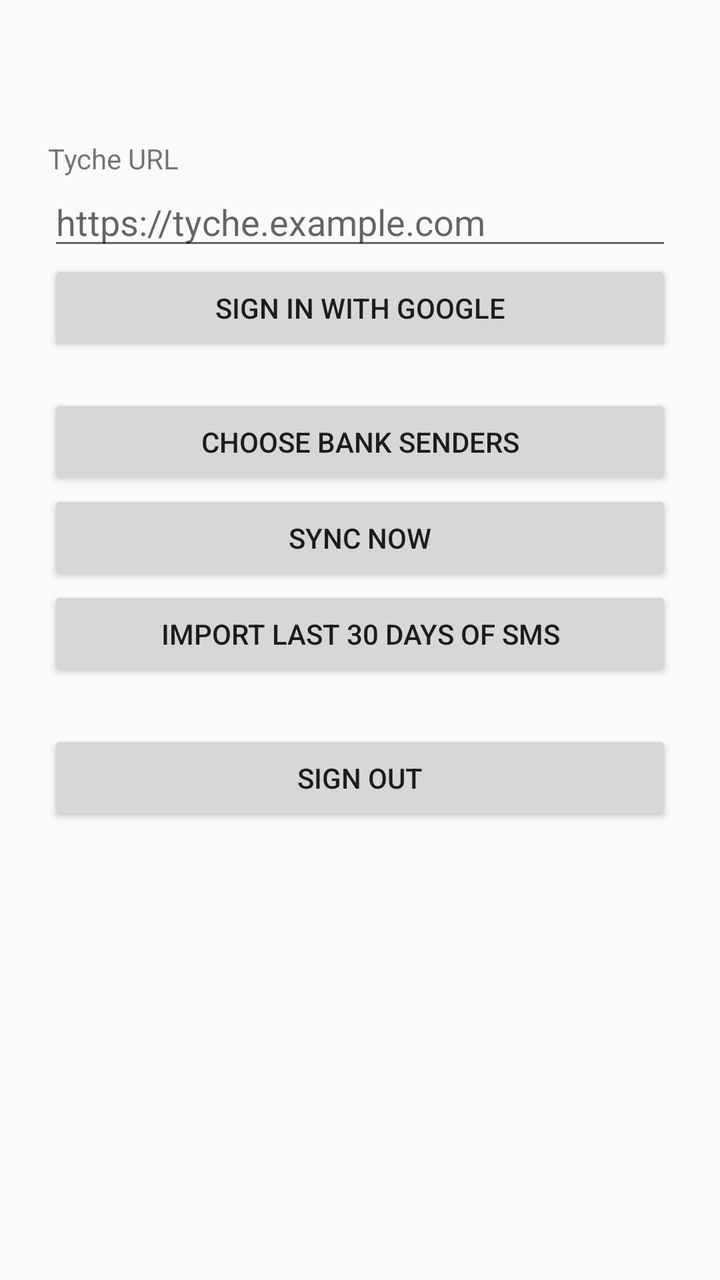
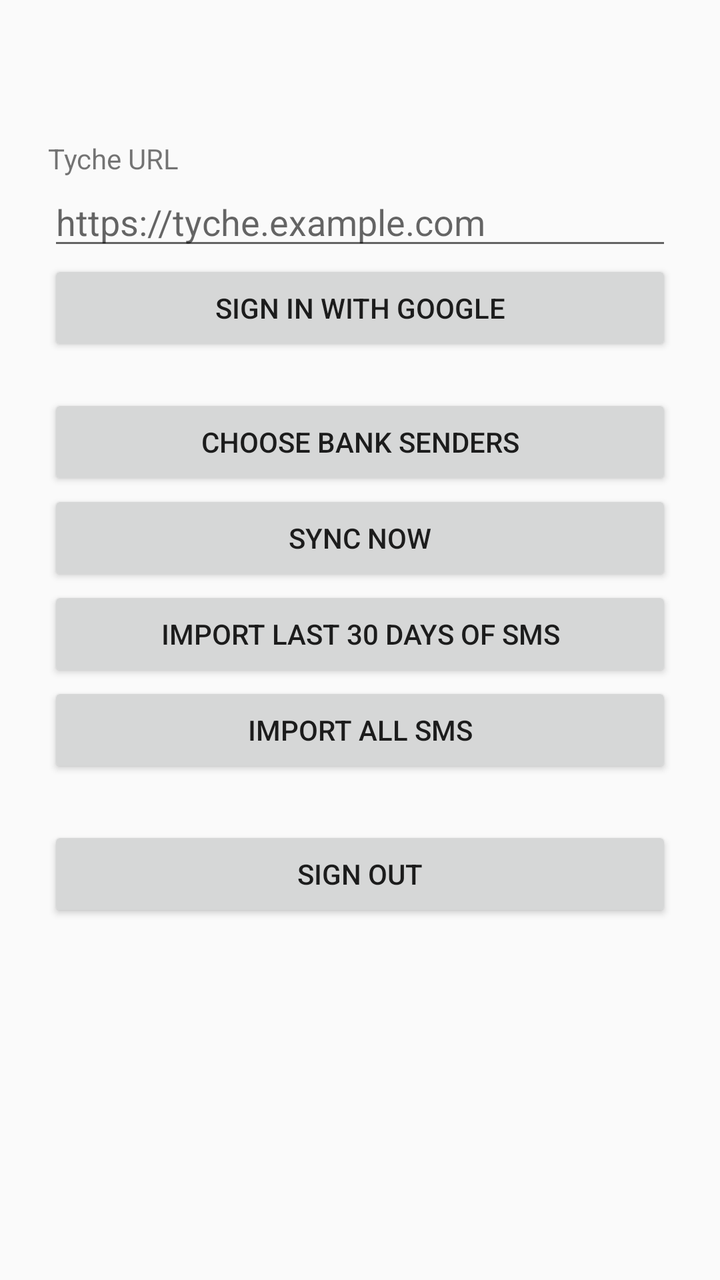

An Android layout rendered at two revisions. The XML below is the earlier revision; the diff shows what the commit changed to produce the second picture.
<!-- AndroidManifest.xml: application theme Theme.AppCompat.DayNight.DarkActionBar -->
<!-- res/layout/activity_main.xml -->
<?xml version="1.0" encoding="utf-8"?>
<ScrollView xmlns:android="http://schemas.android.com/apk/res/android"
    android:layout_width="match_parent"
    android:layout_height="match_parent">

    <LinearLayout
        android:layout_width="match_parent"
        android:layout_height="wrap_content"
        android:orientation="vertical"
        android:padding="24dp">

        <TextView
            android:id="@+id/status"
            android:layout_width="match_parent"
            android:layout_height="wrap_content"
            android:layout_marginBottom="24dp"
            android:textSize="16sp" />

        <LinearLayout
            android:id="@+id/signed_out"
            android:layout_width="match_parent"
            android:layout_height="wrap_content"
            android:orientation="vertical">

            <TextView
                android:layout_width="wrap_content"
                android:layout_height="wrap_content"
                android:text="@string/server_url" />

            <EditText
                android:id="@+id/server_url"
                android:layout_width="match_parent"
                android:layout_height="wrap_content"
                android:hint="@string/server_url_hint"
                android:importantForAutofill="no"
                android:inputType="textUri" />

            <Button
                android:id="@+id/sign_in"
                android:layout_width="match_parent"
                android:layout_height="wrap_content"
                android:text="@string/sign_in" />
        </LinearLayout>

        <LinearLayout
            android:id="@+id/signed_in"
            android:layout_width="match_parent"
            android:layout_height="wrap_content"
            android:orientation="vertical">

            <TextView
                android:id="@+id/senders"
                android:layout_width="match_parent"
                android:layout_height="wrap_content" />

            <Button
                android:id="@+id/choose_senders"
                android:layout_width="match_parent"
                android:layout_height="wrap_content"
                android:text="@string/choose_senders" />

            <Button
                android:id="@+id/sync_now"
                android:layout_width="match_parent"
                android:layout_height="wrap_content"
                android:text="@string/sync_now" />

            <Button
                android:id="@+id/import_past"
                android:layout_width="match_parent"
                android:layout_height="wrap_content"
                android:text="@string/import_past" />

            <Button
                android:id="@+id/sign_out"
                android:layout_width="match_parent"
                android:layout_height="wrap_content"
                android:layout_marginTop="24dp"
                android:text="@string/sign_out" />
        </LinearLayout>
    </LinearLayout>
</ScrollView>
<!-- resources referenced by this layout -->
<resources>
  <string name="choose_senders">Choose bank senders</string>
  <string name="import_past">Import last 30 days of SMS</string>
  <string name="server_url">Tyche URL</string>
  <string name="server_url_hint">https://tyche.example.com</string>
  <string name="sign_in">Sign in with Google</string>
  <string name="sign_out">Sign out</string>
  <string name="sync_now">Sync now</string>
</resources>

<!-- the commit's change to res/layout/activity_main.xml (unified diff, before → after) -->
@@ -72,6 +72,12 @@
                 android:text="@string/import_past" />
 
             <Button
+                android:id="@+id/import_all"
+                android:layout_width="match_parent"
+                android:layout_height="wrap_content"
+                android:text="@string/import_all" />
+
+            <Button
                 android:id="@+id/sign_out"
                 android:layout_width="match_parent"
                 android:layout_height="wrap_content"
<!-- resource entries referenced after the edit -->
@@ -1,6 +1,7 @@
 <!-- resources referenced by this layout -->
 <resources>
   <string name="choose_senders">Choose bank senders</string>
+  <string name="import_all">Import all SMS</string>
   <string name="import_past">Import last 30 days of SMS</string>
   <string name="server_url">Tyche URL</string>
   <string name="server_url_hint">https://tyche.example.com</string>
